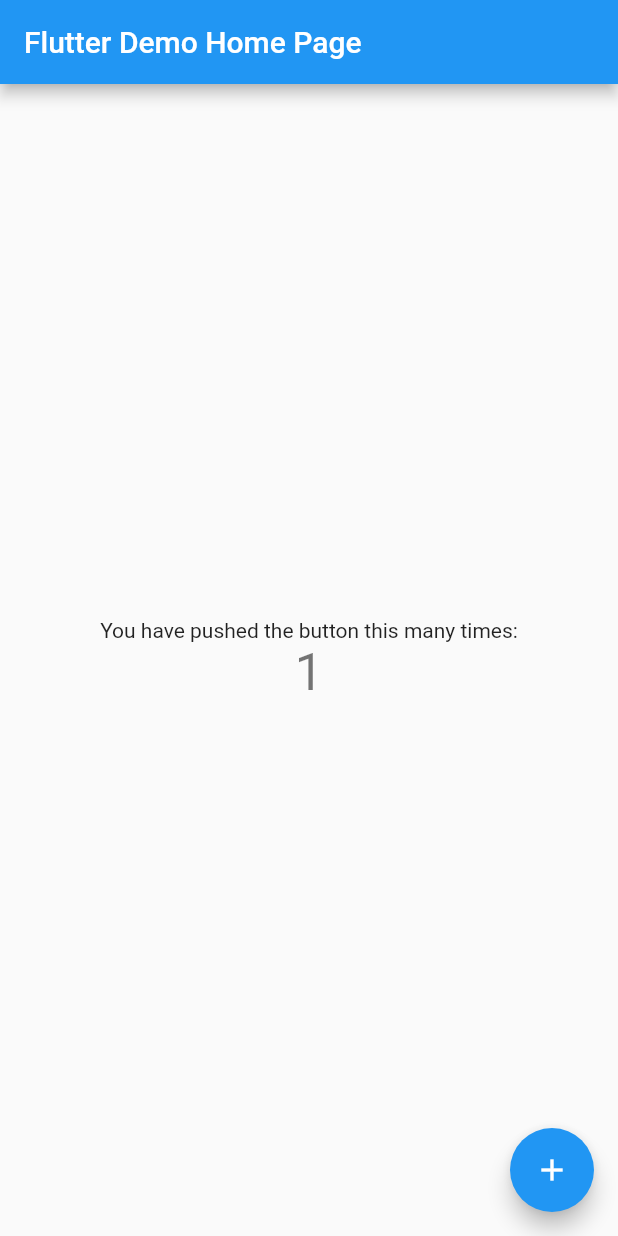
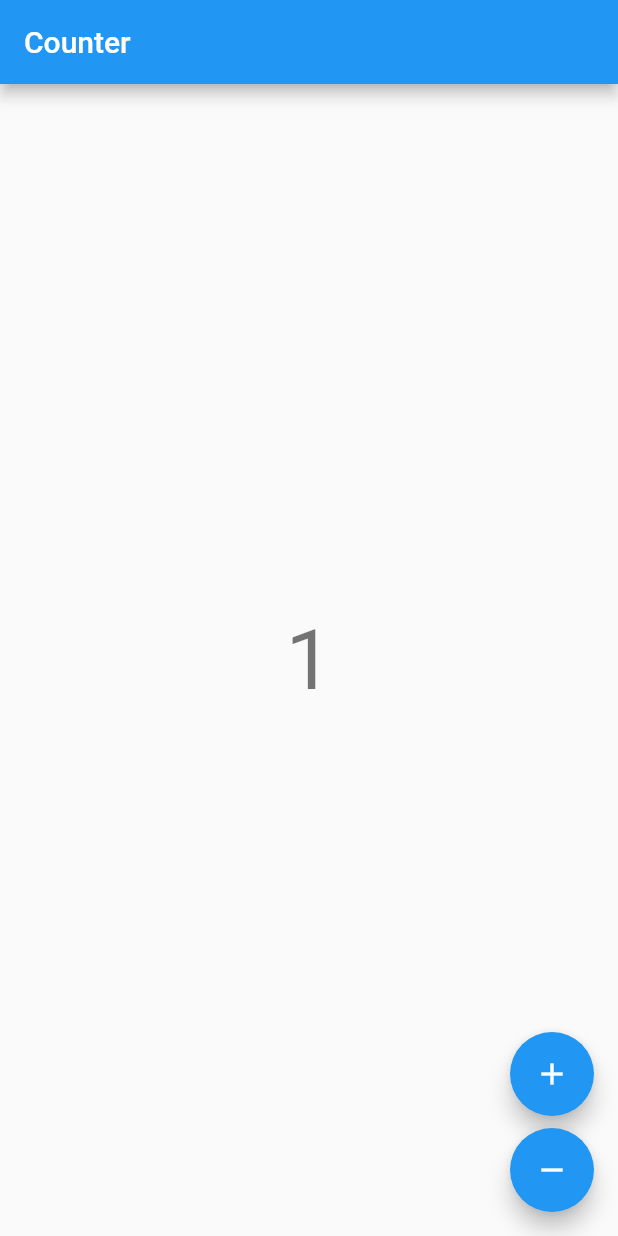
Before and after one commit to XeonSun/BlockLearn, a Flutter app: the screen it shows after launch, after a tap on the "add" icon, on a phone screen of 412 x 824 dp. Run offline on Flutter 3.47's test engine with Material 2 defaults, Android fonts, the phone set to English and light mode, and no system bars; our stand-ins replace bloc, flutter_bloc.

Commit message:
example app1

```diff
--- /dev/null
+++ b/lib/app.dart
@@ -0,0 +1,7 @@
+import 'package:flutter/material.dart';
+
+import 'counter/counter.dart';
+
+class CounterApp extends MaterialApp {
+  const CounterApp({Key? key}) : super(key: key, home: const CounterPage());
+}
--- /dev/null
+++ b/lib/counter/counter.dart
@@ -0,0 +1,2 @@
+export 'cubit/counter_cubit.dart';
+export 'view/counter_page.dart';
--- /dev/null
+++ b/lib/counter/cubit/counter_cubit.dart
@@ -0,0 +1,11 @@
+import 'package:flutter_bloc/flutter_bloc.dart';
+
+class CounterCubit extends Cubit<int> {
+  CounterCubit() : super(0);
+
+  /// Add 1 to the current state.
+  void increment() => emit(state + 1);
+
+  /// Subtract 1 from the current state.
+  void decrement() => emit(state - 1);
+}
--- /dev/null
+++ b/lib/counter/view/counter_page.dart
@@ -0,0 +1,17 @@
+import 'package:flutter/material.dart';
+import 'package:flutter_bloc/flutter_bloc.dart';
+
+import '../counter.dart';
+import 'counter_view.dart';
+
+class CounterPage extends StatelessWidget {
+  const CounterPage({Key? key}) : super(key: key);
+
+  @override
+  Widget build(BuildContext context) {
+    return BlocProvider(
+      create: (_) => CounterCubit(),
+      child: CounterView(),
+    );
+  }
+}
--- /dev/null
+++ b/lib/counter/view/counter_view.dart
@@ -0,0 +1,38 @@
+import 'package:flutter/material.dart';
+import 'package:flutter_bloc/flutter_bloc.dart';
+
+import '../counter.dart';
+
+class CounterView extends StatelessWidget {
+  @override
+  Widget build(BuildContext context) {
+    final textTheme = Theme.of(context).textTheme;
+    return Scaffold(
+      appBar: AppBar(title: const Text('Counter')),
+      body: Center(
+        child: BlocBuilder<CounterCubit, int>(
+          builder: (context, state) {
+            return Text('$state', style: textTheme.headline2);
+          },
+        ),
+      ),
+      floatingActionButton: Column(
+        mainAxisAlignment: MainAxisAlignment.end,
+        crossAxisAlignment: CrossAxisAlignment.end,
+        children: <Widget>[
+          FloatingActionButton(
+            key: const Key('counterView_increment_floatingActionButton'),
+            child: const Icon(Icons.add),
+            onPressed: () => context.read<CounterCubit>().increment(),
+          ),
+          const SizedBox(height: 8),
+          FloatingActionButton(
+            key: const Key('counterView_decrement_floatingActionButton'),
+            child: const Icon(Icons.remove),
+            onPressed: () => context.read<CounterCubit>().decrement(),
+          ),
+        ],
+      ),
+    );
+  }
+}
--- /dev/null
+++ b/lib/counter_observer.dart
@@ -0,0 +1,9 @@
+import 'package:flutter_bloc/flutter_bloc.dart';
+
+class CounterObserver extends BlocObserver {
+  @override
+  void onChange(BlocBase bloc, Change change) {
+    super.onChange(bloc, change);
+    print('${bloc.runtimeType} $change');
+  }
+}
--- a/lib/main.dart
+++ b/lib/main.dart
@@ -1,113 +1,10 @@
+import 'package:bloc/bloc.dart';
 import 'package:flutter/material.dart';
 
+import 'app.dart';
+import 'counter_observer.dart';
+
 void main() {
-  runApp(MyApp());
+  Bloc.observer = CounterObserver();
+  runApp(const CounterApp());
 }
-
-class MyApp extends StatelessWidget {
-  // This widget is the root of your application.
-  @override
-  Widget build(BuildContext context) {
-    return MaterialApp(
-      title: 'Flutter Demo',
-      theme: ThemeData(
-        // This is the theme of your application.
-        //
-        // Try running your application with "flutter run". You'll see the
-        // application has a blue toolbar. Then, without quitting the app, try
-        // changing the primarySwatch below to Colors.green and then invoke
-        // "hot reload" (press "r" in the console where you ran "flutter run",
-        // or simply save your changes to "hot reload" in a Flutter IDE).
-        // Notice that the counter didn't reset back to zero; the application
-        // is not restarted.
-        primarySwatch: Colors.blue,
-      ),
-      home: MyHomePage(title: 'Flutter Demo Home Page'),
-    );
-  }
-}
-
-class MyHomePage extends StatefulWidget {
-  MyHomePage({Key? key, required this.title}) : super(key: key);
-
-  // This widget is the home page of your application. It is stateful, meaning
-  // that it has a State object (defined below) that contains fields that affect
-  // how it looks.
-
-  // This class is the configuration for the state. It holds the values (in this
-  // case the title) provided by the parent (in this case the App widget) and
-  // used by the build method of the State. Fields in a Widget subclass are
-  // always marked "final".
-
-  final String title;
-
-  @override
-  _MyHomePageState createState() => _MyHomePageState();
-}
-
-class _MyHomePageState extends State<MyHomePage> {
-  int _counter = 0;
-
-  void _incrementCounter() {
-    setState(() {
-      // This call to setState tells the Flutter framework that something has
-      // changed in this State, which causes it to rerun the build method below
-      // so that the display can reflect the updated values. If we changed
-      // _counter without calling setState(), then the build method would not be
-      // called again, and so nothing would appear to happen.
-      _counter++;
-    });
-  }
-
-  @override
-  Widget build(BuildContext context) {
-    // This method is rerun every time setState is called, for instance as done
-    // by the _incrementCounter method above.
-    //
-    // The Flutter framework has been optimized to make rerunning build methods
-    // fast, so that you can just rebuild anything that needs updating rather
-    // than having to individually change instances of widgets.
-    return Scaffold(
-      appBar: AppBar(
-        // Here we take the value from the MyHomePage object that was created by
-        // the App.build method, and use it to set our appbar title.
-        title: Text(widget.title),
-      ),
-      body: Center(
-        // Center is a layout widget. It takes a single child and positions it
-        // in the middle of the parent.
-        child: Column(
-          // Column is also a layout widget. It takes a list of children and
-          // arranges them vertically. By default, it sizes itself to fit its
-          // children horizontally, and tries to be as tall as its parent.
-          //
-          // Invoke "debug painting" (press "p" in the console, choose the
-          // "Toggle Debug Paint" action from the Flutter Inspector in Android
-          // Studio, or the "Toggle Debug Paint" command in Visual Studio Code)
-          // to see the wireframe for each widget.
-          //
-          // Column has various properties to control how it sizes itself and
-          // how it positions its children. Here we use mainAxisAlignment to
-          // center the children vertically; the main axis here is the vertical
-          // axis because Columns are vertical (the cross axis would be
-          // horizontal).
-          mainAxisAlignment: MainAxisAlignment.center,
-          children: <Widget>[
-            Text(
-              'You have pushed the button this many times:',
-            ),
-            Text(
-              '$_counter',
-              style: Theme.of(context).textTheme.headline4,
-            ),
-          ],
-        ),
-      ),
-      floatingActionButton: FloatingActionButton(
-        onPressed: _incrementCounter,
-        tooltip: 'Increment',
-        child: Icon(Icons.add),
-      ), // This trailing comma makes auto-formatting nicer for build methods.
-    );
-  }
-}
--- a/pubspec.yaml
+++ b/pubspec.yaml
@@ -28,6 +28,7 @@
   # The following adds the Cupertino Icons font to your application.
   # Use with the CupertinoIcons class for iOS style icons.
   cupertino_icons: ^1.0.2
+  flutter_bloc: ^7.0.1
 
 dev_dependencies:
   flutter_test:
```
Also changed, not shown: pubspec.lock.
